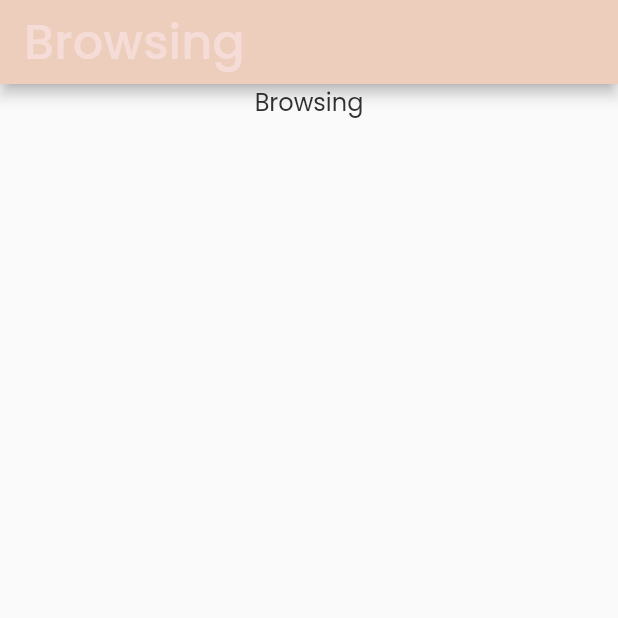
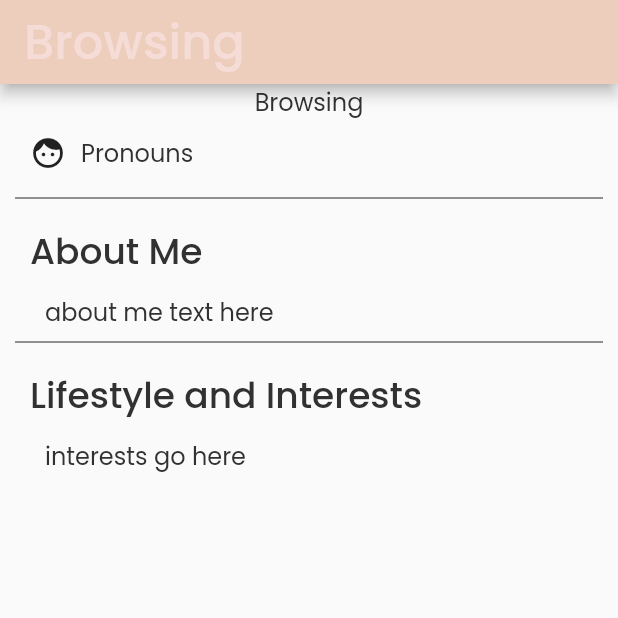
Before and after one commit to rpibusybees/RPIRizz, a Flutter app: the screen it shows after launch, on a phone screen of 412 x 824 dp, the top half of it. Run offline on Flutter 3.47's test engine with Material 2 defaults, Android fonts, the phone set to English and light mode, and no system bars; our stand-ins replace firebase_auth, firebase_core; accounts and stored records are empty; generated files the repository leaves out were written again.

Commit message:
Info Column
created column for user profile information when browsing

```diff
--- a/rizz/lib/browsing.dart
+++ b/rizz/lib/browsing.dart
@@ -1,6 +1,16 @@
 import 'package:flutter/material.dart';
+import 'consts.dart';
 
-class FakeData {}
+class FakeData {
+  /*  Photos
+      Name,
+      Age,
+      Grade Level??!
+      Pronouns
+      About Me - fill in box
+      Lifestyle + interests
+  */
+}
 
 class PhotoSwipe extends StatefulWidget {
   const PhotoSwipe({super.key});
@@ -14,10 +24,10 @@ class _PhotoSwipeState extends State<PhotoSwipe> {
   Widget build(BuildContext context) {
     return GestureDetector(
       onHorizontalDragEnd: (DragEndDetails details) {
-        if (details.primaryVelocity < 0) {
+        //if (details.primaryVelocity < 0) {
           // User swiped left
-          print('User swiped left');
-        }
+          //print('User swiped left');
+       // }
       },
       child: const Center(
         child: Text('PhotoSwipe'),
@@ -44,9 +54,73 @@ class _BrowsingPageState extends State<BrowsingPage> {
         child: Column(
           children: [
             Text('Browsing'),
+            InfoCol()
           ],
         ),
       ),
     );
   }
 }
+
+class InfoCol extends StatelessWidget {
+  const InfoCol({Key? key}) : super(key: key);
+
+  @override
+  Widget build(BuildContext context) {
+      return Center(
+            child: Expanded(
+                child: Container(
+                  padding: Consts.browsePadding,
+                    child: Column(
+                     mainAxisAlignment: MainAxisAlignment.spaceBetween,
+                     crossAxisAlignment: CrossAxisAlignment.start,
+                      children: [
+                      const Row(
+                            mainAxisAlignment: MainAxisAlignment.start,
+                            children: [
+                              Padding(
+                                padding: Consts.lowPadding,
+                                child: Icon(Icons.face),
+                              ),
+                              Text('Pronouns'),
+                            ],
+                          ),
+                        Divider(
+                          thickness: 1,
+                          color: Theme.of(context).colorScheme.onPrimaryContainer,
+                        ),
+                        // About Me
+                        Container(
+                          padding: Consts.lowPadding,
+                          child: Text(
+                            'About Me',
+                            style: Theme.of(context).textTheme.displayMedium,
+                          ),
+                        ),
+                        Container(
+                          padding: Consts.sidePadding,
+                          child: const Text('about me text here'),
+                        ),
+                        Divider(
+                          thickness: 1,
+                          color: Theme.of(context).colorScheme.onPrimaryContainer,
+                        ),
+                        // Lifestyle and Interests
+                        Container(
+                          padding: Consts.lowPadding,
+                          child: Text(
+                            'Lifestyle and Interests',
+                            style: Theme.of(context).textTheme.displayMedium,
+                          ),
+                        ),
+                        Container(
+                          padding: Consts.sidePadding,
+                          child: const Text('interests go here'),
+                        ),
+                       ],
+                    ),
+                ),
+            ),
+      );
+  }
+}
--- a/rizz/lib/consts.dart
+++ b/rizz/lib/consts.dart
@@ -6,4 +6,10 @@ class Consts {
       EdgeInsets.symmetric(horizontal: 30, vertical: 50);
   static const EdgeInsets loginPadding =
       EdgeInsets.symmetric(horizontal: 30, vertical: 100);
+  static const EdgeInsets browsePadding =
+      EdgeInsets.symmetric(horizontal: 10);
+  static const EdgeInsets lowPadding =
+      EdgeInsets.symmetric(horizontal: 10, vertical: 10);
+  static const EdgeInsets sidePadding =
+      EdgeInsets.symmetric(horizontal: 20, vertical: 0);
 }
```
